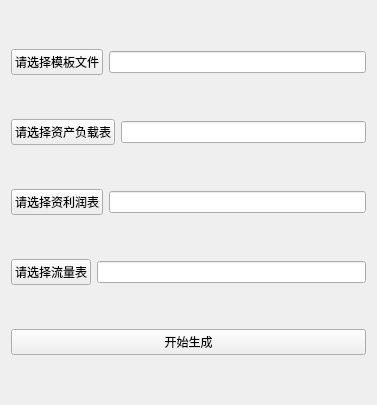
First picture: the form in resource/ui/main.ui, repository Leaderzhangyi/QuickFinance, before the edit.
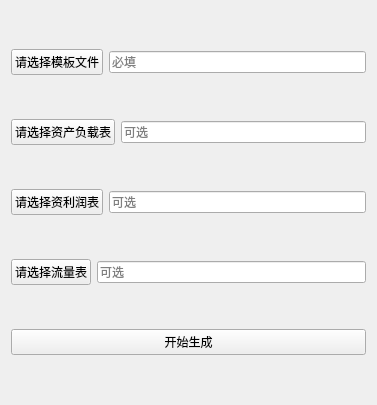
Second picture: the form after the edit. Custom widgets are drawn as their Qt base class.

```diff
--- a/resource/ui/main.ui
+++ b/resource/ui/main.ui
@@ -24,7 +24,11 @@
       </widget>
      </item>
      <item>
-      <widget class="LineEdit" name="lineEdit"/>
+      <widget class="LineEdit" name="lineEdit">
+       <property name="placeholderText">
+        <string>必填</string>
+       </property>
+      </widget>
      </item>
     </layout>
    </item>
@@ -38,7 +42,11 @@
       </widget>
      </item>
      <item>
-      <widget class="LineEdit" name="lineEdit_2"/>
+      <widget class="LineEdit" name="lineEdit_2">
+       <property name="placeholderText">
+        <string>可选</string>
+       </property>
+      </widget>
      </item>
     </layout>
    </item>
@@ -52,7 +60,11 @@
       </widget>
      </item>
      <item>
-      <widget class="LineEdit" name="lineEdit_3"/>
+      <widget class="LineEdit" name="lineEdit_3">
+       <property name="placeholderText">
+        <string>可选</string>
+       </property>
+      </widget>
      </item>
     </layout>
    </item>
@@ -66,7 +78,14 @@
       </widget>
      </item>
      <item>
-      <widget class="LineEdit" name="lineEdit_4"/>
+      <widget class="LineEdit" name="lineEdit_4">
+       <property name="text">
+        <string/>
+       </property>
+       <property name="placeholderText">
+        <string>可选</string>
+       </property>
+      </widget>
      </item>
     </layout>
    </item>
```
